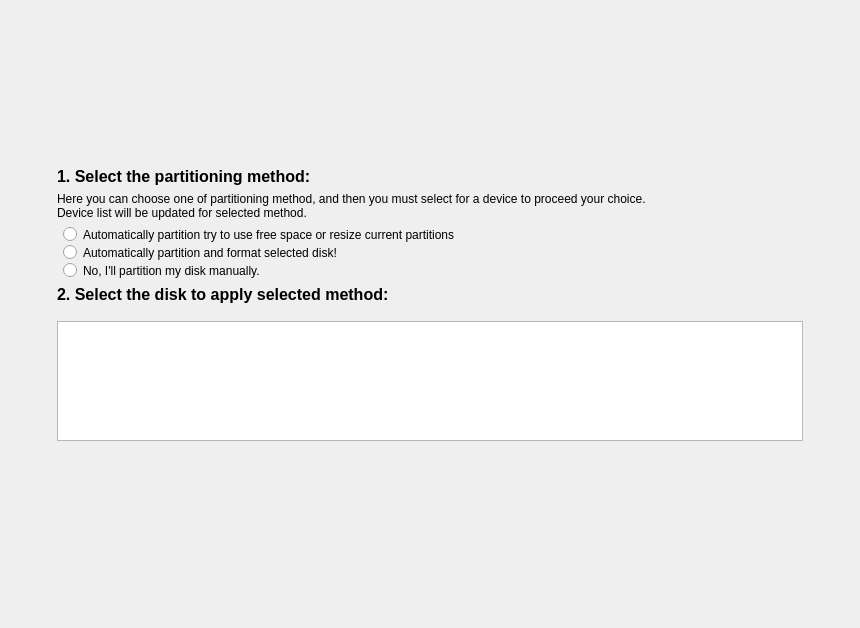
Above: yali4/gui/Ui/autopartwidget.ui from dadas45li/yali before the change. Below: the same form after it.
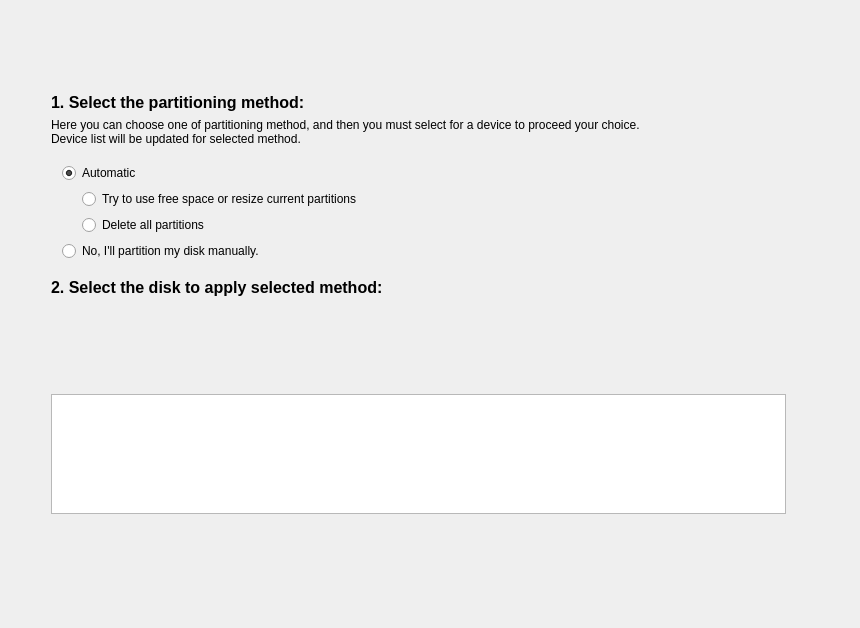
That is the form after the change.

Commit message: * UI fix for partition choices ..

Patch:
```diff
--- a/yali4/gui/Ui/autopartwidget.ui
+++ b/yali4/gui/Ui/autopartwidget.ui
@@ -12,21 +12,39 @@
   <property name="windowTitle" >
    <string>Form1</string>
   </property>
-  <layout class="QGridLayout" name="gridLayout_2" >
-   <item row="0" column="0" colspan="3" >
+  <layout class="QGridLayout" name="gridLayout_3" >
+   <item row="0" column="1" colspan="2" >
     <spacer>
      <property name="orientation" >
       <enum>Qt::Vertical</enum>
      </property>
      <property name="sizeHint" stdset="0" >
       <size>
-       <width>596</width>
-       <height>31</height>
+       <width>408</width>
+       <height>110</height>
       </size>
      </property>
     </spacer>
    </item>
-   <item row="1" column="1" colspan="2" >
+   <item row="1" column="0" >
+    <spacer>
+     <property name="orientation" >
+      <enum>Qt::Horizontal</enum>
+     </property>
+     <property name="sizeType" >
+      <enum>QSizePolicy::Fixed</enum>
+     </property>
+     <property name="sizeHint" stdset="0" >
+      <size>
+       <width>40</width>
+       <height>20</height>
+      </size>
+     </property>
+    </spacer>
+   </item>
+   <item rowspan="2" row="1" column="1" >
+    <layout class="QVBoxLayout" name="verticalLayout" >
+     <item>
     <widget class="QLabel" name="textLabel1" >
      <property name="text" >
       <string>&lt;html>&lt;head>&lt;meta name="qrichtext" content="1" />&lt;style type="text/css">
@@ -42,7 +60,7 @@
      </property>
     </widget>
    </item>
-   <item row="2" column="1" colspan="2" >
+     <item>
     <widget class="QLabel" name="label" >
      <property name="text" >
       <string>Here you can choose one of partitioning method, and then you must select for a device to proceed your choice. &lt;br>Device list will be updated for selected method.</string>
@@ -58,56 +76,50 @@
      </property>
     </widget>
    </item>
-   <item row="3" column="0" >
-    <spacer>
-     <property name="orientation" >
-      <enum>Qt::Horizontal</enum>
-     </property>
-     <property name="sizeType" >
-      <enum>QSizePolicy::Fixed</enum>
-     </property>
-     <property name="sizeHint" stdset="0" >
-      <size>
-       <width>40</width>
-       <height>20</height>
-      </size>
-     </property>
-    </spacer>
-   </item>
-   <item rowspan="2" row="3" column="1" >
-    <widget class="QGroupBox" name="groupBox" >
-     <property name="styleSheet" >
-      <string notr="true" >border:none;</string>
-     </property>
-     <property name="title" >
-      <string/>
-     </property>
-     <property name="flat" >
-      <bool>true</bool>
-     </property>
-     <property name="checkable" >
-      <bool>false</bool>
-     </property>
-     <layout class="QGridLayout" name="gridLayout" >
-      <property name="leftMargin" >
-       <number>6</number>
-      </property>
-      <property name="topMargin" >
-       <number>1</number>
-      </property>
-      <property name="rightMargin" >
-       <number>0</number>
-      </property>
-      <property name="bottomMargin" >
-       <number>1</number>
-      </property>
-      <property name="horizontalSpacing" >
-       <number>1</number>
-      </property>
-      <property name="verticalSpacing" >
-       <number>3</number>
-      </property>
+     <item>
+      <widget class="QFrame" name="frame" >
+       <property name="frameShape" >
+        <enum>QFrame::NoFrame</enum>
+       </property>
+       <property name="frameShadow" >
+        <enum>QFrame::Plain</enum>
+       </property>
+       <layout class="QGridLayout" name="gridLayout_2" >
       <item row="0" column="0" >
+         <widget class="QRadioButton" name="accept_auto" >
+          <property name="text" >
+           <string>Automatic</string>
+          </property>
+          <property name="checkable" >
+           <bool>true</bool>
+          </property>
+          <property name="checked" >
+           <bool>true</bool>
+          </property>
+          <property name="autoExclusive" >
+           <bool>false</bool>
+          </property>
+         </widget>
+        </item>
+        <item row="1" column="0" >
+         <layout class="QGridLayout" name="gridLayout" >
+          <item rowspan="2" row="0" column="0" >
+           <spacer name="horizontalSpacer" >
+            <property name="orientation" >
+             <enum>Qt::Horizontal</enum>
+            </property>
+            <property name="sizeType" >
+             <enum>QSizePolicy::Fixed</enum>
+            </property>
+            <property name="sizeHint" stdset="0" >
+             <size>
+              <width>20</width>
+              <height>20</height>
+             </size>
+            </property>
+           </spacer>
+          </item>
+          <item row="0" column="1" >
        <widget class="QRadioButton" name="accept_auto_1" >
         <property name="font" >
          <font/>
@@ -116,9 +128,36 @@
          <string>This option will try to find suitable free space or resizable partitions</string>
         </property>
         <property name="text" >
-         <string>Automatically partition try to use free space or resize current partitions</string>
-        </property>
-       </widget>
+             <string>Try to use free space or resize current partitions</string>
+            </property>
+            <property name="checkable" >
+             <bool>true</bool>
+            </property>
+            <property name="autoExclusive" >
+             <bool>true</bool>
+            </property>
+           </widget>
+          </item>
+          <item row="1" column="1" >
+           <widget class="QRadioButton" name="accept_auto_2" >
+            <property name="font" >
+             <font/>
+            </property>
+            <property name="toolTip" >
+             <string>This option will erase your entire disk. All of your data on disk will be lost !</string>
+            </property>
+            <property name="text" >
+             <string>Delete all partitions</string>
+            </property>
+            <property name="checkable" >
+             <bool>true</bool>
+            </property>
+            <property name="autoExclusive" >
+             <bool>true</bool>
+            </property>
+           </widget>
+          </item>
+         </layout>
       </item>
       <item row="2" column="0" >
        <widget class="QRadioButton" name="manual" >
@@ -131,47 +170,18 @@
         <property name="text" >
          <string>No, I'll partition my disk manually.</string>
         </property>
-       </widget>
-      </item>
-      <item row="1" column="0" >
-       <widget class="QRadioButton" name="accept_auto_2" >
-        <property name="font" >
-         <font/>
-        </property>
-        <property name="toolTip" >
-         <string>This option will erase your entire disk. All of your data on disk will be lost !</string>
-        </property>
-        <property name="text" >
-         <string>Automatically partition and format selected disk!</string>
+          <property name="checkable" >
+           <bool>true</bool>
+          </property>
+          <property name="autoExclusive" >
+           <bool>false</bool>
         </property>
        </widget>
       </item>
      </layout>
-     <zorder>accept_auto_1</zorder>
-     <zorder>label_3</zorder>
-     <zorder>manual</zorder>
-     <zorder>label_4</zorder>
-     <zorder>label_2</zorder>
-     <zorder>accept_auto_2</zorder>
-    </widget>
-   </item>
-   <item row="4" column="2" >
-    <spacer>
-     <property name="orientation" >
-      <enum>Qt::Horizontal</enum>
-     </property>
-     <property name="sizeType" >
-      <enum>QSizePolicy::Fixed</enum>
-     </property>
-     <property name="sizeHint" stdset="0" >
-      <size>
-       <width>40</width>
-       <height>20</height>
-      </size>
-     </property>
-    </spacer>
-   </item>
-   <item row="5" column="1" >
+      </widget>
+     </item>
+     <item>
     <layout class="QVBoxLayout" >
      <item>
       <widget class="QLabel" name="textLabel1_2" >
@@ -207,7 +217,7 @@
      </item>
     </layout>
    </item>
-   <item row="6" column="1" >
+     <item>
     <widget class="QLabel" name="info" >
      <property name="text" >
       <string>&amp;nbsp;</string>
@@ -223,15 +233,33 @@
      </property>
     </widget>
    </item>
-   <item row="7" column="1" >
+    </layout>
+   </item>
+   <item row="2" column="3" >
+    <spacer>
+     <property name="orientation" >
+      <enum>Qt::Horizontal</enum>
+     </property>
+     <property name="sizeType" >
+      <enum>QSizePolicy::Fixed</enum>
+     </property>
+     <property name="sizeHint" stdset="0" >
+      <size>
+       <width>40</width>
+       <height>20</height>
+      </size>
+     </property>
+    </spacer>
+   </item>
+   <item row="3" column="2" >
     <spacer>
      <property name="orientation" >
       <enum>Qt::Vertical</enum>
      </property>
      <property name="sizeHint" stdset="0" >
       <size>
-       <width>20</width>
-       <height>40</height>
+       <width>17</width>
+       <height>110</height>
       </size>
      </property>
     </spacer>
```
Left out of the diff: 67 changed lines with no effect on the pictures. Lines whose indentation alone changed are shown as unchanged. The commit also changes 11 other files.
